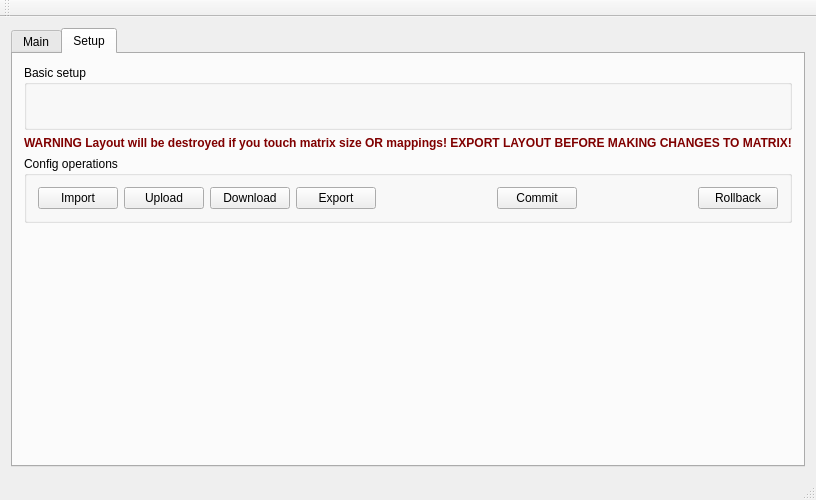
Old version of the form FlightController/FlightController.ui in the repository dmaone/CommonSense.
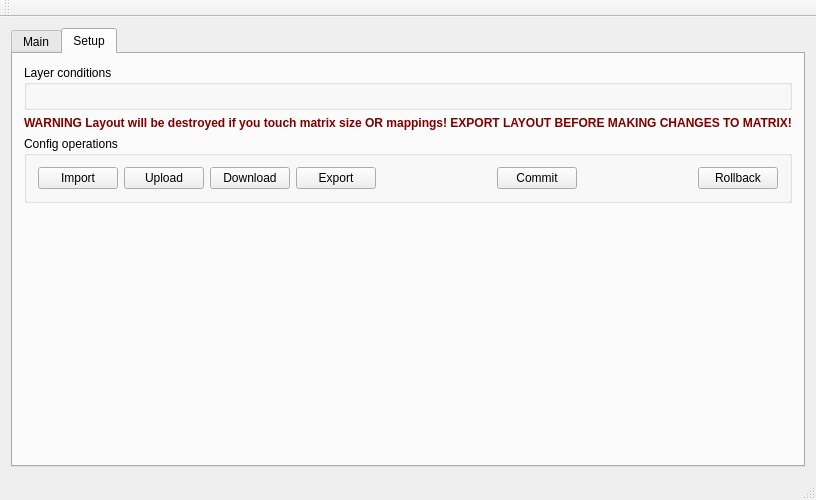
New version of the form. The open tabs and pages were chosen to show the change. Custom widgets are drawn as their Qt base class.

Commit message: Layer conditions, based on xwhatsit code

Diff of the .ui file:
```diff
--- a/FlightController/FlightController.ui
+++ b/FlightController/FlightController.ui
@@ -172,23 +172,9 @@
         <item>
          <widget class="QGroupBox" name="groupBox">
           <property name="title">
-           <string>Basic setup</string>
+           <string>Layer conditions</string>
           </property>
-          <layout class="QGridLayout" name="gridLayout_2">
-           <item row="0" column="0">
-            <spacer name="horizontalSpacer">
-             <property name="orientation">
-              <enum>Qt::Horizontal</enum>
-             </property>
-             <property name="sizeHint" stdset="0">
-              <size>
-               <width>40</width>
-               <height>20</height>
-              </size>
-             </property>
-            </spacer>
-           </item>
-          </layout>
+          <layout class="QGridLayout" name="gridLayout_2"/>
          </widget>
         </item>
         <item>
```
Left out of the diff: 4 changed lines with no effect on the pictures. The commit also changes 8 other files.
